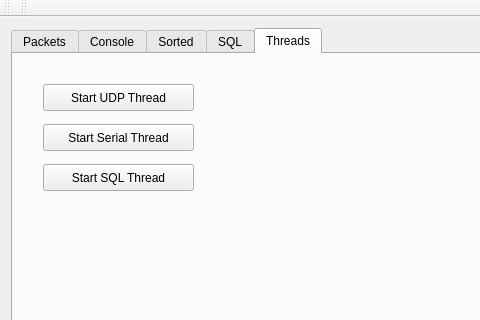
The window that train_rec/mainwindow.ui (ctag/cpe453) describes before a commit, drawn with Qt 5; both pictures show x 0 to 480 and y 0 to 320 of the 718 by 481 pixel window.
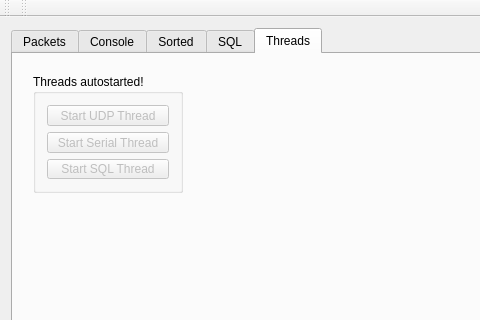
The same window after the commit. The open tabs and pages were chosen to show the change.

```diff
--- a/train_rec/mainwindow.ui
+++ b/train_rec/mainwindow.ui
@@ -468,27 +468,33 @@
        <attribute name="title">
         <string>Threads</string>
        </attribute>
+       <widget class="QGroupBox" name="groupBox">
+        <property name="geometry">
+         <rect>
+          <x>20</x>
+          <y>20</y>
+          <width>150</width>
+          <height>119</height>
+         </rect>
+        </property>
+        <property name="title">
+         <string>Threads autostarted!</string>
+        </property>
+        <layout class="QVBoxLayout" name="verticalLayout_4">
+         <item>
        <widget class="QPushButton" name="pushButton_thread_beginUDP">
-        <property name="geometry">
-         <rect>
-          <x>30</x>
-          <y>30</y>
-          <width>151</width>
-          <height>27</height>
-         </rect>
+           <property name="enabled">
+            <bool>false</bool>
         </property>
         <property name="text">
          <string>Start UDP Thread</string>
         </property>
        </widget>
+         </item>
+         <item>
        <widget class="QPushButton" name="pushButton_thread_beginSerial">
-        <property name="geometry">
-         <rect>
-          <x>30</x>
-          <y>70</y>
-          <width>151</width>
-          <height>27</height>
-         </rect>
+           <property name="enabled">
+            <bool>false</bool>
         </property>
         <property name="focusPolicy">
          <enum>Qt::StrongFocus</enum>
@@ -497,19 +503,19 @@
          <string>Start Serial Thread</string>
         </property>
        </widget>
+         </item>
+         <item>
        <widget class="QPushButton" name="pushButton_thread_beginSQL">
-        <property name="geometry">
-         <rect>
-          <x>30</x>
-          <y>110</y>
-          <width>151</width>
-          <height>27</height>
-         </rect>
+           <property name="enabled">
+            <bool>false</bool>
         </property>
         <property name="text">
          <string>Start SQL Thread</string>
         </property>
        </widget>
+         </item>
+        </layout>
+       </widget>
       </widget>
      </widget>
     </item>
```
Left out of the diff: 26 changed lines with no effect on the pictures. Lines whose indentation alone changed are shown as unchanged.
